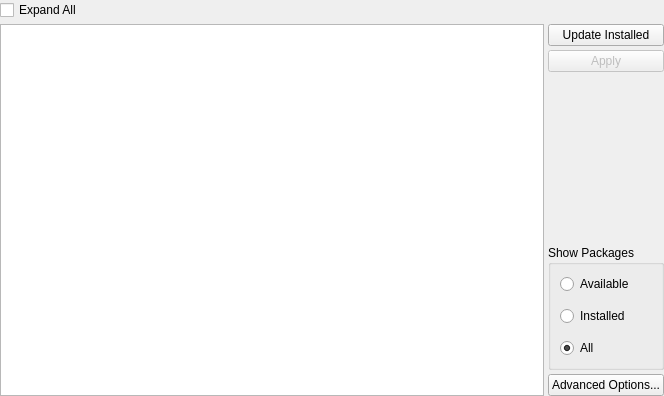
Qt form src/plugins/android/androidsdkmanagerwidget.ui (qt-creator/qt-creator) before a commit.
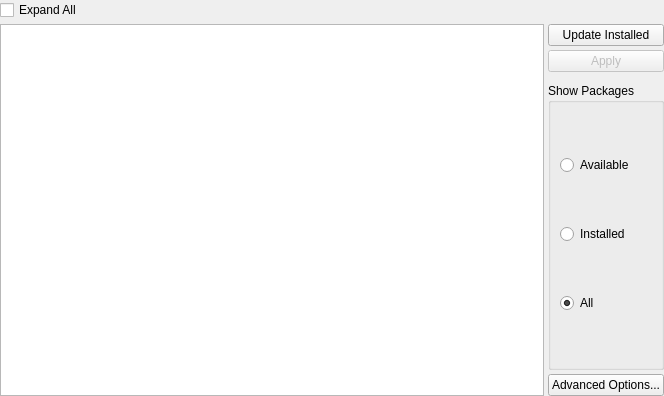
The same form after that commit.

Commit message:
Android: Reduce the vertical spaces in the SDK manager tab
...by removing explicit values from the .ui file.

What changed in the file:
```diff
--- a/src/plugins/android/androidsdkmanagerwidget.ui
+++ b/src/plugins/android/androidsdkmanagerwidget.ui
@@ -105,29 +105,14 @@
            <property name="orientation">
             <enum>Qt::Vertical</enum>
            </property>
-           <property name="sizeHint" stdset="0">
-            <size>
-             <width>20</width>
-             <height>40</height>
-            </size>
-           </property>
           </spacer>
          </item>
          <item>
           <widget class="QGroupBox" name="packagesTypeGroup">
-           <property name="minimumSize">
-            <size>
-             <width>0</width>
-             <height>0</height>
-            </size>
-           </property>
            <property name="title">
             <string>Show Packages</string>
            </property>
            <layout class="QVBoxLayout" name="verticalLayout">
-            <property name="spacing">
-             <number>12</number>
-            </property>
             <item>
              <widget class="QRadioButton" name="showAvailableRadio">
               <property name="text">
```
